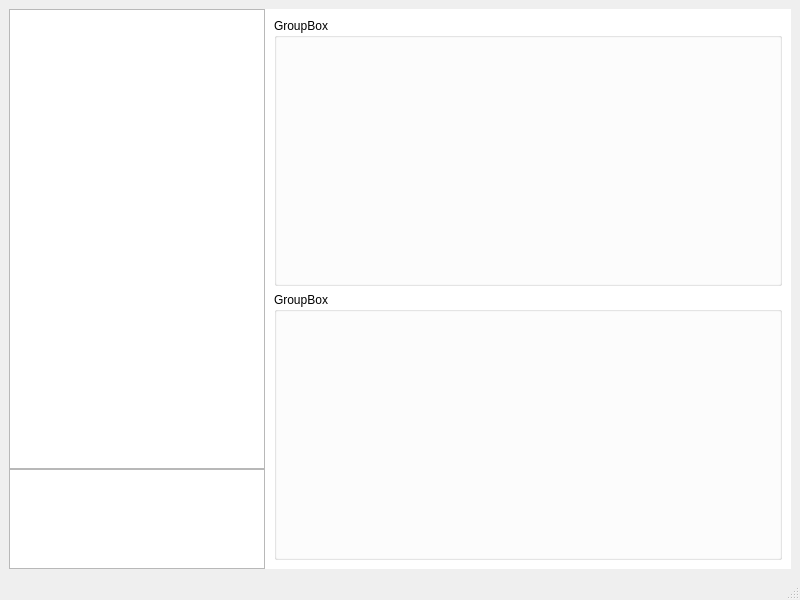
IgnacioOchoa/SimAerop, file interfazPrincipalAlt.ui: the form before one commit.
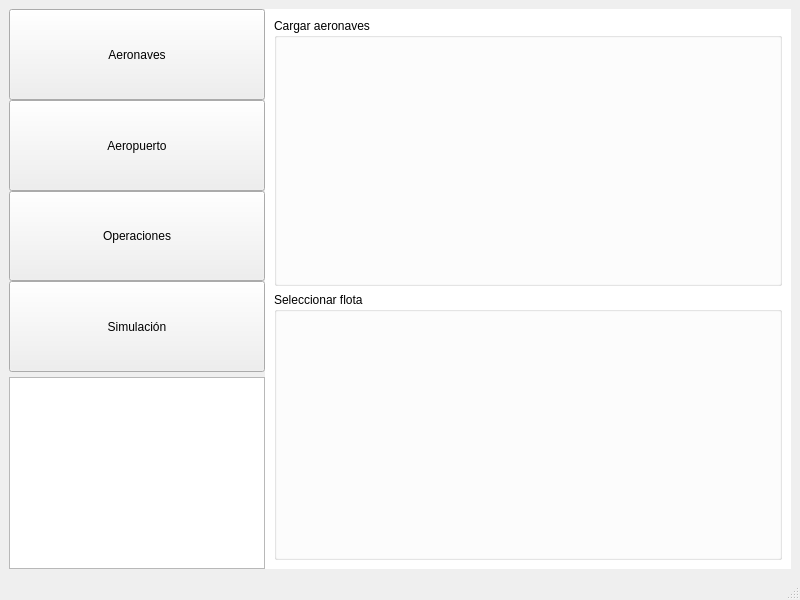
The form after the commit.

Commit message:
Se completo la idea visual de la interfaz ppal
Se cambio la QListWidget por una serie de botones individuales porque
permiten trabajar mejor con el layout. Es una lista de secciones que no
vamos a tener que cambiar tan a menudo. Se pusieron los botones un grupo
para que solo uno pueda estar seleccionado a la vez. Se agregaron las
primeras entrada a la barra superior del Menu.

```diff
--- a/interfazPrincipalAlt.ui
+++ b/interfazPrincipalAlt.ui
@@ -19,62 +19,68 @@
      <number>0</number>
     </property>
     <item>
-     <layout class="QVBoxLayout" name="verticalLayout">
-      <property name="spacing">
-       <number>0</number>
-      </property>
+     <layout class="QVBoxLayout" name="verticalLayout_3">
       <item>
-       <widget class="QListWidget" name="listWidget">
-        <property name="sizePolicy">
-         <sizepolicy hsizetype="Preferred" vsizetype="Preferred">
-          <horstretch>0</horstretch>
-          <verstretch>0</verstretch>
-         </sizepolicy>
+       <layout class="QVBoxLayout" name="verticalLayout">
+        <property name="spacing">
+         <number>0</number>
         </property>
-        <property name="minimumSize">
-         <size>
-          <width>250</width>
-          <height>0</height>
-         </size>
+        <property name="bottomMargin">
+         <number>5</number>
         </property>
-        <property name="palette">
-         <palette>
-          <active>
-           <colorrole role="Highlight">
-            <brush brushstyle="SolidPattern">
-             <color alpha="255">
-              <red>255</red>
-              <green>255</green>
-              <blue>255</blue>
-             </color>
-            </brush>
-           </colorrole>
-          </active>
-          <inactive>
-           <colorrole role="Highlight">
-            <brush brushstyle="SolidPattern">
-             <color alpha="255">
-              <red>255</red>
-              <green>255</green>
-              <blue>255</blue>
-             </color>
-            </brush>
-           </colorrole>
-          </inactive>
-          <disabled>
-           <colorrole role="Highlight">
-            <brush brushstyle="SolidPattern">
-             <color alpha="255">
-              <red>0</red>
-              <green>120</green>
-              <blue>215</blue>
-             </color>
-            </brush>
-           </colorrole>
-          </disabled>
-         </palette>
-        </property>
-       </widget>
+        <item>
+         <widget class="QPushButton" name="pbAeronaves">
+          <property name="sizePolicy">
+           <sizepolicy hsizetype="Minimum" vsizetype="Expanding">
+            <horstretch>0</horstretch>
+            <verstretch>0</verstretch>
+           </sizepolicy>
+          </property>
+          <property name="text">
+           <string>Aeronaves</string>
+          </property>
+         </widget>
+        </item>
+        <item>
+         <widget class="QPushButton" name="pbAeropuerto">
+          <property name="sizePolicy">
+           <sizepolicy hsizetype="Minimum" vsizetype="Expanding">
+            <horstretch>0</horstretch>
+            <verstretch>0</verstretch>
+           </sizepolicy>
+          </property>
+          <property name="text">
+           <string>Aeropuerto</string>
+          </property>
+         </widget>
+        </item>
+        <item>
+         <widget class="QPushButton" name="pbOperaciones">
+          <property name="sizePolicy">
+           <sizepolicy hsizetype="Minimum" vsizetype="Expanding">
+            <horstretch>0</horstretch>
+            <verstretch>0</verstretch>
+           </sizepolicy>
+          </property>
+          <property name="text">
+           <string>Operaciones</string>
+          </property>
+         </widget>
+        </item>
+        <item>
+         <widget class="QPushButton" name="pbSimulacion">
+          <property name="sizePolicy">
+           <sizepolicy hsizetype="Minimum" vsizetype="Expanding">
+            <horstretch>0</horstretch>
+            <verstretch>0</verstretch>
+           </sizepolicy>
+          </property>
+          <property name="text">
+           <string>Simulación</string>
+          </property>
+         </widget>
+        </item>
+       </layout>
       </item>
       <item>
        <widget class="QPlainTextEdit" name="plainTextEdit">
@@ -87,7 +93,7 @@
         <property name="maximumSize">
          <size>
           <width>16777215</width>
-          <height>100</height>
+          <height>16777215</height>
          </size>
         </property>
        </widget>
@@ -271,14 +277,14 @@
         <item>
          <widget class="QGroupBox" name="groupBox">
           <property name="title">
-           <string>GroupBox</string>
+           <string>Cargar aeronaves</string>
           </property>
          </widget>
         </item>
         <item>
          <widget class="QGroupBox" name="groupBox_2">
           <property name="title">
-           <string>GroupBox</string>
+           <string>Seleccionar flota</string>
           </property>
          </widget>
         </item>
```
Left out of the diff: 2 changed lines with no effect on the pictures. The commit also changes 3 other files.
